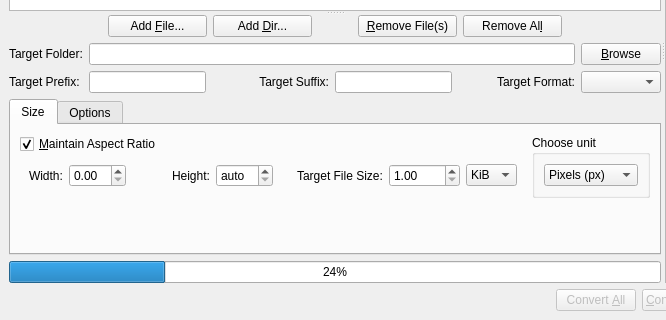
Qt form dialogs/convertdialog.ui (marek629/SIR) before a commit; both pictures show x 0 to 666 and y 211 to 531 of the 843 by 531 pixel window.
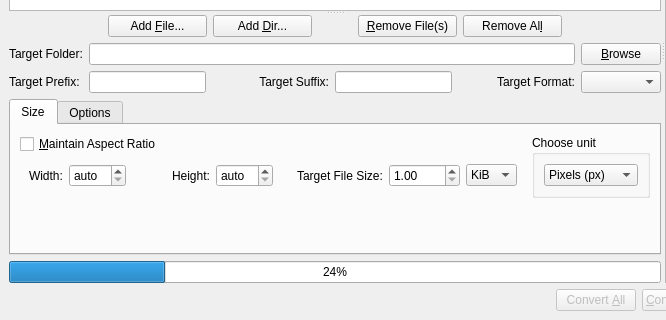
The same form after that commit. Icons and pictures are not drawn. Custom widgets are drawn as their Qt base class.

Commit message: switch size unit bugfix, action shortcuts added

Patch:
```diff
--- a/dialogs/convertdialog.ui
+++ b/dialogs/convertdialog.ui
@@ -323,9 +323,6 @@
                  <property name="shortcut">
                   <string>Alt+M</string>
                  </property>
-                 <property name="checked">
-                  <bool>true</bool>
-                 </property>
                 </widget>
                </item>
                <item>
@@ -347,7 +344,11 @@
                      </widget>
                     </item>
                     <item>
-                     <widget class="QDoubleSpinBox" name="widthDoubleSpinBox"/>
+                     <widget class="QDoubleSpinBox" name="widthDoubleSpinBox">
+                      <property name="specialValueText">
+                       <string>auto</string>
+                      </property>
+                     </widget>
                     </item>
                     <item>
                      <spacer name="horizontalSpacer_6">
```
Left out of the diff: 25 changed lines with no effect on the pictures. The commit also changes 1 other file.
